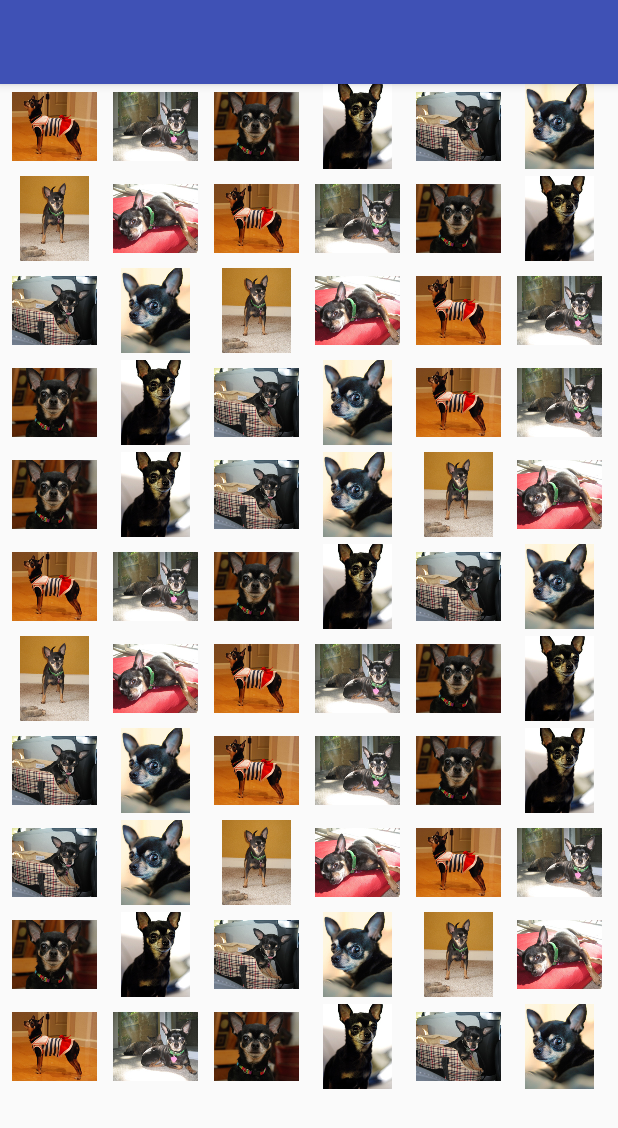
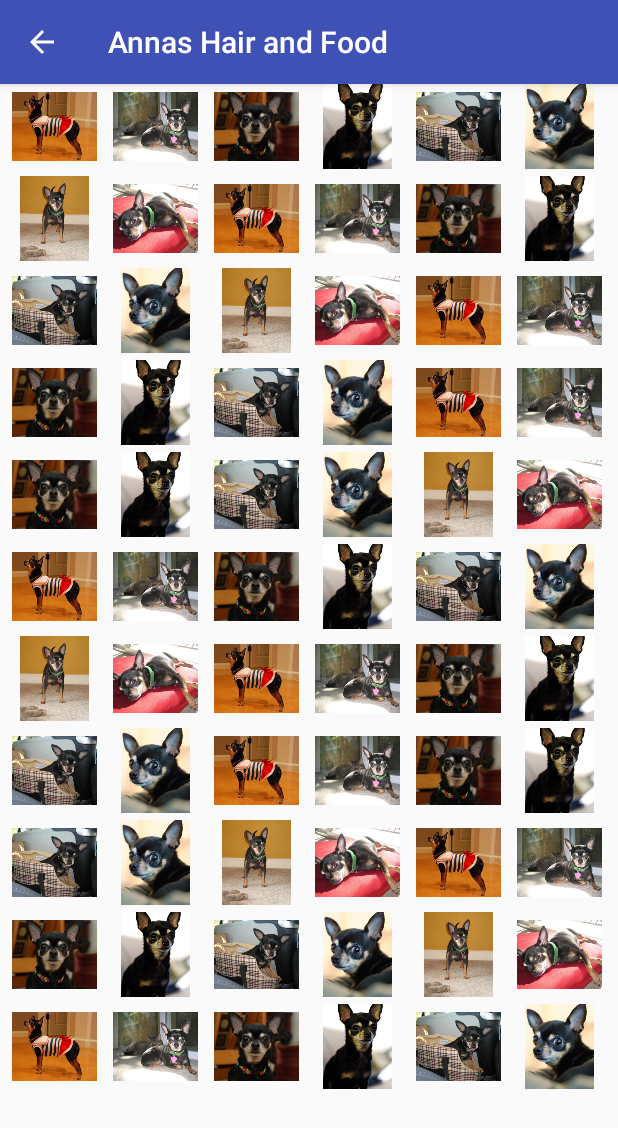
Before and after one commit to tosin94/Annas, an Android app: the HairGallery screen opened directly, with no data from a screen before it, on a phone screen of 412 x 824 dp. Shown: the top 1128 px of the screen. Run offline under Robolectric (Android 15) with nearby library versions, the phone set to English and light mode, and no system bars.

Commit message:
Hair Gallery almost finished

```diff
--- a/app/src/main/java/tosinomotayo/annas/HairGallery.java
+++ b/app/src/main/java/tosinomotayo/annas/HairGallery.java
@@ -5,7 +5,9 @@ import android.content.Context;
 import android.os.Bundle;
 import android.support.annotation.Nullable;
 import android.support.v7.app.AppCompatActivity;
+import android.support.v7.widget.Toolbar;
 import android.view.LayoutInflater;
+import android.view.MenuItem;
 import android.view.View;
 import android.view.ViewGroup;
 import android.widget.AdapterView;
@@ -37,6 +39,15 @@ public class HairGallery extends AppCompatActivity {
             }
         });
 
+        Toolbar toolbar = (Toolbar) findViewById(R.id.toolbar);
+        setSupportActionBar(toolbar);
+
+        // add back arrow to toolbar
+        if (getSupportActionBar() != null){
+            getSupportActionBar().setDisplayHomeAsUpEnabled(true);//to allow up navigation
+            getSupportActionBar().setDisplayShowHomeEnabled(true);
+        }
+        //when nav button is clicked, a call to onOptionsItemSelected() is made
 
     }
 
@@ -121,5 +132,18 @@ public class HairGallery extends AppCompatActivity {
         };
     }
 
+    /*@Override
+    public boolean onSupportNavigateUp() {
+        onBackPressed();
+        return true;
+    }//to ensure back button is working*/
 
+    @Override
+    public boolean onOptionsItemSelected(MenuItem item) {
+        if (item.getItemId() == android.R.id.home) {//"android.R.id.home" is thw action for back navigation
+            finish(); // close this activity and return to preview activity (if there is any)
+        }
+        return super.onOptionsItemSelected(item);
+        //cam use above code to set back navigation on toolbar to take you back
+    }
 }
--- a/app/src/main/res/layout/gallery_layout.xml
+++ b/app/src/main/res/layout/gallery_layout.xml
@@ -16,7 +16,8 @@
             android:layout_width="match_parent"
             android:layout_height="?attr/actionBarSize"
             android:background="?attr/colorPrimary"
-            app:popupTheme="@style/AppTheme.PopupOverlay" />
+            app:popupTheme="@style/gallery_appBar"
+            />
 
     </android.support.design.widget.AppBarLayout>
 
--- a/app/src/main/res/values/drawables.xml
+++ b/app/src/main/res/values/drawables.xml
@@ -7,4 +7,5 @@
     <item name="ic_menu_send" type="drawable">@android:drawable/ic_menu_send</item>
     <item name="ic_about_app" type="drawable">@android:drawable/ic_dialog_info</item>
     <item name="ic_contact" type="drawable">@android:drawable/sym_action_email</item>
+    <!--<item name="ic_nav_back" type="drawable">@android:drawable/n </item>-->
 </resources>
--- a/app/src/main/res/values/styles.xml
+++ b/app/src/main/res/values/styles.xml
@@ -16,4 +16,6 @@
     <style name="AppTheme.AppBarOverlay" parent="ThemeOverlay.AppCompat.Dark.ActionBar" />
 
     <style name="AppTheme.PopupOverlay" parent="ThemeOverlay.AppCompat.Light" />
+
+    <style name="gallery_appBar" parent="Base.Theme.AppCompat.Light.DarkActionBar"/>
 </resources>
```
